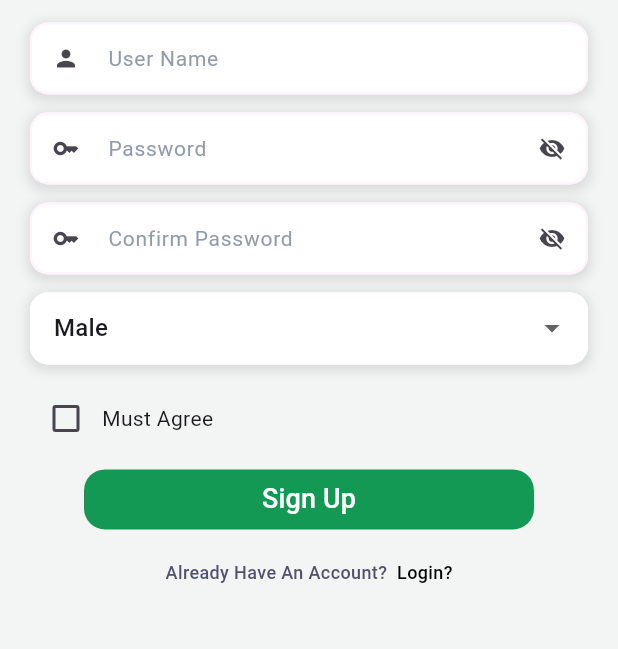
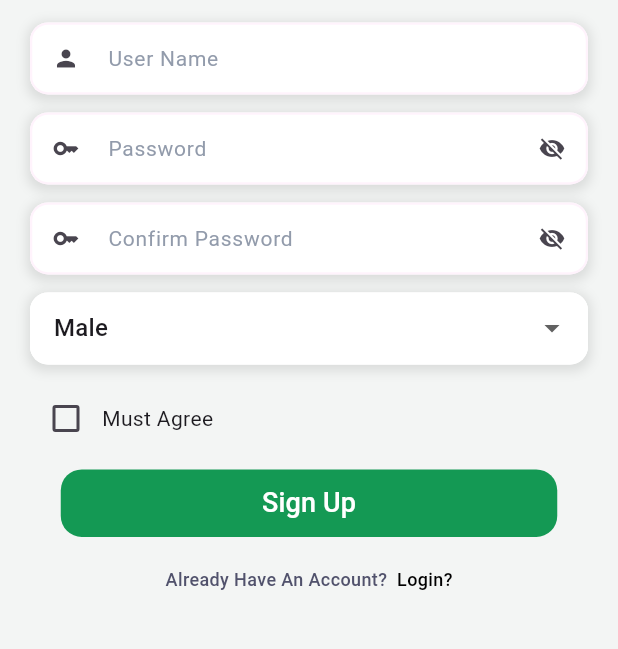
Before and after one commit to shehabbebo/First_Application_Flutter_NTI, a Flutter app: the SignUp_page screen opened by its route, after a tap on "Sign Up", after a tap on "Register?", on a phone screen of 412 x 824 dp, the part 445-1094 px from its top. Run offline on Flutter 3.47's test engine with Material 3 defaults, Android fonts, the phone set to English and light mode, and no system bars.

Commit message:
some edit in ui

```diff
--- a/lib/Login_page.dart
+++ b/lib/Login_page.dart
@@ -4,6 +4,7 @@ import 'package:two_day_flutter/app_regex.dart';
 import 'package:two_day_flutter/custom_buttom.dart';
 import 'package:two_day_flutter/sign_up.dart';
 import 'package:two_day_flutter/utils/App_color.dart';
+import 'package:two_day_flutter/utils/string.dart';
 
 class LoginPage extends StatefulWidget {
   const LoginPage({super.key});
@@ -32,6 +33,7 @@ class _LoginPageState extends State<LoginPage> {
       backgroundColor: AppColor.ScaffoldBackgroundColor,
       body: Form(
         key: formkey,
+        child: SingleChildScrollView(
           child: Column(
             children: [
               SizedBox(
@@ -138,7 +140,9 @@ class _LoginPageState extends State<LoginPage> {
                       ),
                       focusedBorder: OutlineInputBorder(
                         borderRadius: BorderRadius.circular(12),
-                      borderSide: BorderSide(color: Colors.lightBlue.shade100),
+                        borderSide: BorderSide(
+                          color: Colors.lightBlue.shade100,
+                        ),
                       ),
                       contentPadding: EdgeInsets.symmetric(horizontal: 12),
                       filled: true,
@@ -184,6 +188,8 @@ class _LoginPageState extends State<LoginPage> {
 
               SizedBox(height: 10),
               CustomBottom(
+                height: 45,
+                width: 331,
                 text: 'Sign Up',
                 onPressed: () {
                   if (formkey.currentState!.validate()) {
@@ -201,6 +207,7 @@ class _LoginPageState extends State<LoginPage> {
                     print('Username: ${emailController.text}');
                     print('Password: ${passwordController.text}');
                     print('Gender: $selectedGender');
+                    Navigator.pushReplacementNamed(context, Routes.HomePage);
                   } else {
                     print('Please fix the errors');
                   }
@@ -239,6 +246,7 @@ class _LoginPageState extends State<LoginPage> {
             ],
           ),
         ),
+      ),
     );
   }
 }
--- a/lib/main.dart
+++ b/lib/main.dart
@@ -1,5 +1,4 @@
 import 'package:flutter/material.dart';
-import 'package:two_day_flutter/datails.dart';
 import 'package:two_day_flutter/utils/Routes.dart';
 import 'package:two_day_flutter/utils/string.dart';
 
@@ -16,7 +15,7 @@ class MyApp extends StatelessWidget {
     return MaterialApp(
       debugShowCheckedModeBanner: false,
       onGenerateRoute: appRouter.generateRouter,
-      initialRoute: Routes.Datails,
+      initialRoute: Routes.Splash_page,
     );
   }
 }
--- a/lib/sign_up.dart
+++ b/lib/sign_up.dart
@@ -4,6 +4,7 @@ import 'package:two_day_flutter/Login_page.dart';
 import 'package:two_day_flutter/app_regex.dart';
 import 'package:two_day_flutter/custom_buttom.dart';
 import 'package:two_day_flutter/utils/App_color.dart';
+import 'package:two_day_flutter/utils/string.dart';
 
 class SignUp_page extends StatefulWidget {
   const SignUp_page({super.key});
@@ -79,10 +80,13 @@ class _SignUp_pageState extends State<SignUp_page> {
             SizedBox(height: 20),
             CustomBottom(
               text: 'Sign Up',
+              height: 45,
+              width: 331,
               onPressed: () {
                 if (formkey.currentState!.validate()) {
                   print('Email: ${emailController.text}');
                   print('Password: ${passwordController.text}');
+                  Navigator.pushReplacementNamed(context, Routes.HomePage);
                 } else {
                   print('Please fix the errors');
                 }
--- a/lib/utils/Routes.dart
+++ b/lib/utils/Routes.dart
@@ -2,6 +2,7 @@ import 'package:flutter/material.dart';
 import 'package:two_day_flutter/Home_Page.dart';
 import 'package:two_day_flutter/Home_task.dart';
 import 'package:two_day_flutter/Login_page.dart';
+import 'package:two_day_flutter/add_task.dart';
 import 'package:two_day_flutter/change_password.dart';
 import 'package:two_day_flutter/datails.dart';
 import 'package:two_day_flutter/lanuage.dart';
@@ -35,6 +36,8 @@ class AppRouter {
         return MaterialPageRoute(builder: (_) => ChangePassword());
       case Routes.Datails:
         return MaterialPageRoute(builder: (_) => Datails());
+      case Routes.AddTask:
+        return MaterialPageRoute(builder: (_) => AddTask());
 
       default:
         return MaterialPageRoute(
--- a/lib/utils/string.dart
+++ b/lib/utils/string.dart
@@ -19,4 +19,5 @@ class Routes {
   static const UpdateProfile = '/UpdateProfile';
   static const ChangePassword = '/ChangePassword';
   static const Lanuage_page = '/Lanuage_page';
+  static const AddTask = '/AddTask';
 }
```
Also changed, not shown: lib/Home_Page.dart (+15 -4 lines), lib/Home_task.dart (+9 -3 lines), lib/add_task.dart (+20 -0 lines), lib/datails.dart (+7 -3 lines), lib/lanuage.dart (+20 -0 lines), profile.dart (+7 -3 lines). Lines whose indentation alone changed are shown as unchanged.
